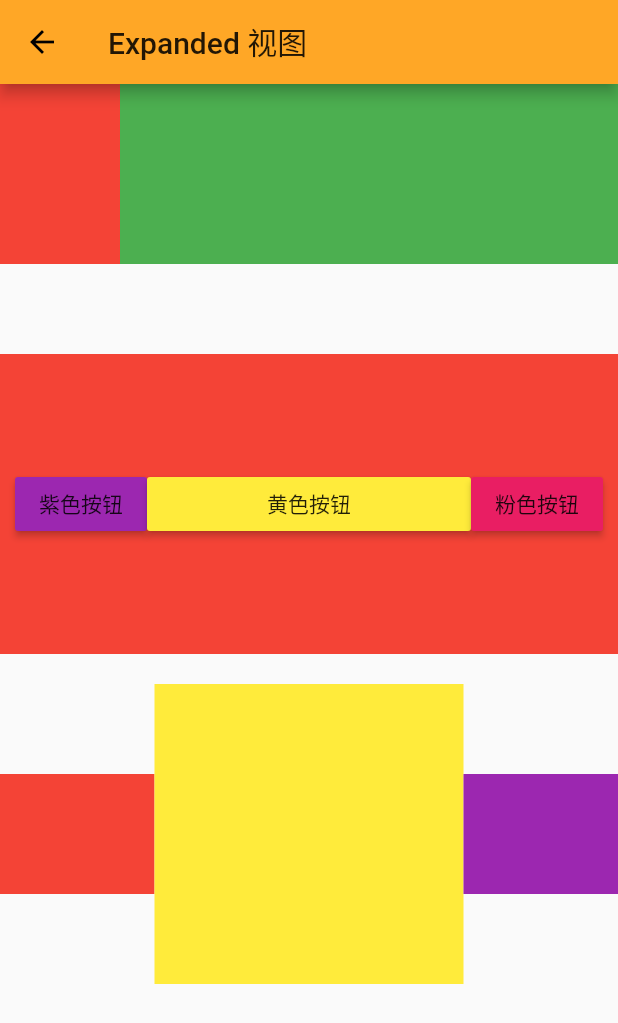
After one commit to opvexe/FlutterNews, a Flutter app: the expandController screen opened directly, on a phone screen of 412 x 824 dp. The commit adds this screen. Shown: the top 1023 px of the screen. Run offline on Flutter 3.47's test engine with Material 2 defaults, Android fonts, the phone set to English and light mode, and no system bars; our stand-ins replace flutter_swiper.

Commit message:
no message

```diff
--- a/myapp/lib/Page/complexListView.dart
+++ b/myapp/lib/Page/complexListView.dart
@@ -38,37 +38,49 @@ class __listComplexViewState extends State<_listComplexView> {
 
   //创建左侧视图
   Widget _leftRow(BuildContext context) {
-    return Row(
+    return Expanded(
+      child: Center(
+        child: Row(
           children: <Widget>[
-        Ink(  //点击无波浪
+            Ink(
+              //点击无波浪
               color: Colors.red,
               child: InkWell(
-            onTap: (){
+                onTap: () {
                   print('楼层:1_Click');
                 },
                 child: Column(
                   children: <Widget>[
-                new Text('第一个标题',),
+                    new Text(
+                      '第一个标题',
+                    ),
                     new Text('第二个标题'),
-                new Container(color: Colors.green,width: MediaQuery.of(context).size.width/2,height: 120.0,),
+                    new Container(
+                      color: Colors.green,
+                      width: MediaQuery.of(context).size.width / 2,
+                      height: 120.0,
+                    ),
                   ],
                 ),
               ),
             ),
-
             Column(
               children: <Widget>[
                 InkWell(
-              onTap: (){
+                  onTap: () {
                     print('楼层:2_Click');
                   },
-              child: Container(color: Colors.red,width: MediaQuery.of(context).size.width/2,height: 80.0,),
+                  child: Container(
+                    color: Colors.red,
+                    width: MediaQuery.of(context).size.width / 2,
+                    height: 80.0,
                   ),
-
+                ),
               ],
             )
-
           ],
+        ),
+      ),
     );
   }
 }
--- /dev/null
+++ b/myapp/lib/Page/expandController.dart
@@ -0,0 +1,97 @@
+import 'package:flutter/material.dart';
+
+class expandController extends StatefulWidget {
+  @override
+  _expandControllerState createState() => _expandControllerState();
+}
+
+class _expandControllerState extends State<expandController> {
+  @override
+  Widget build(BuildContext context) {
+    return Scaffold(
+      appBar: AppBar(
+        title: Text(
+          'Expanded 视图',
+        ),
+      ),
+      body: Center(
+        child: Column(
+          children: <Widget>[
+            Container(
+              height: 120.0,
+              child: Row(
+                children: <Widget>[
+                  Container(
+                    width: 80.0,
+                    color: Colors.red,
+                  ),
+                  Expanded(
+                    child: Container(
+                      color: Colors.green,
+                    ),
+                  ),
+                ],
+              ),
+            ),
+            Padding(padding: EdgeInsets.only(top: 60.0),),
+
+            Container(
+              height: 200.0,
+              padding: EdgeInsets.all(10.0),
+              color: Colors.red,
+              child: Row(
+                children: <Widget>[
+                  RaisedButton(
+                    onPressed: (){
+
+                    },
+                    color: Colors.purple,
+                    child: Text("紫色按钮"),
+                  ),
+
+                  Expanded(
+                    flex: 1,
+                    child: RaisedButton(
+                      onPressed: (){
+
+                      },
+                      color: Colors.yellow,
+                      child: Text("黄色按钮"),
+                    ),
+                  ),
+
+                  RaisedButton(
+                    onPressed: (){
+
+                    },
+                    color: Colors.pink,
+                    child: Text("粉色按钮"),
+                  ),
+                ],
+              ),
+            ),
+    Padding(padding: EdgeInsets.only(top: 20.0),),
+            Container(
+              height: 200.0,
+              child: Row(
+                crossAxisAlignment: CrossAxisAlignment.center,
+                children: <Widget>[
+                  Expanded(
+                    child: Container(color: Colors.red,height: 80.0,),
+                  ),
+                Expanded( //Expanded控件的默认flex系数为1。
+                  flex: 2, //其中中间的控件是其他两个控件的两倍，则将中间控件的弹性系数设置为2：
+                  child: Container(color: Colors.yellow,),
+                ),
+                Expanded(
+                  child: Container(color: Colors.purple,height: 80.0,),
+                ),
+                ],
+              ),
+            ),
+          ],
+        ),
+      ),
+    );
+  }
+}
--- a/myapp/lib/Page/homeController.dart
+++ b/myapp/lib/Page/homeController.dart
@@ -7,6 +7,9 @@ import './complexListView.dart';
 import './rowController.dart';
 import './cardController.dart';
 import 'package:myapp/AppBar/appbar.dart';
+import './expandController.dart';
+import './stackController.dart';
+import './indexedStackController.dart';
 
 class home extends StatefulWidget {
   @override
@@ -88,6 +91,18 @@ class _TableListViewState extends State<TableListView> {
         'title': 'Card 卡片视图',
         'class': cardController(),
         },
+       {
+        'title': 'Expand 视图',
+        'class': expandController(),
+        },
+        {
+        'title': 'Stack ,Positioned 视图',
+        'class': stackCpntroller(),
+        },
+        {
+        'title': 'IndexStack 视图',
+        'class': indexedStackController(),
+        },
     ];
 
     super.initState();
```
Also changed, not shown: myapp/lib/Page/indexedStackController.dart (added, +60 -0 lines), myapp/lib/Page/stackController.dart (added, +35 -0 lines). Lines whose indentation alone changed are shown as unchanged.
